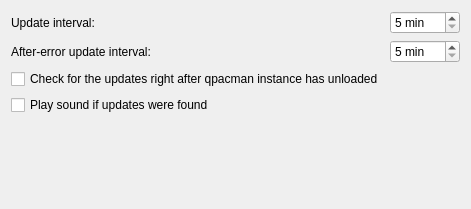
AlexLevkovich/QPacman, file qpacmantray/trayoptionswidget.ui: the form before one commit.
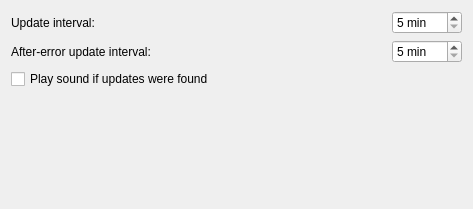
The form after the commit.

```diff
--- a/qpacmantray/trayoptionswidget.ui
+++ b/qpacmantray/trayoptionswidget.ui
@@ -6,7 +6,7 @@
    <rect>
     <x>0</x>
     <y>0</y>
-    <width>471</width>
+    <width>473</width>
     <height>209</height>
    </rect>
   </property>
@@ -85,13 +85,6 @@
      </item>
     </layout>
    </item>
-   <item>
-    <widget class="QCheckBox" name="instQPacmanUpdtsCheck">
-     <property name="text">
-      <string>Check for the updates right after qpacman instance has unloaded</string>
-     </property>
-    </widget>
-   </item>
    <item>
     <widget class="QCheckBox" name="playCheck">
      <property name="sizePolicy">
```
